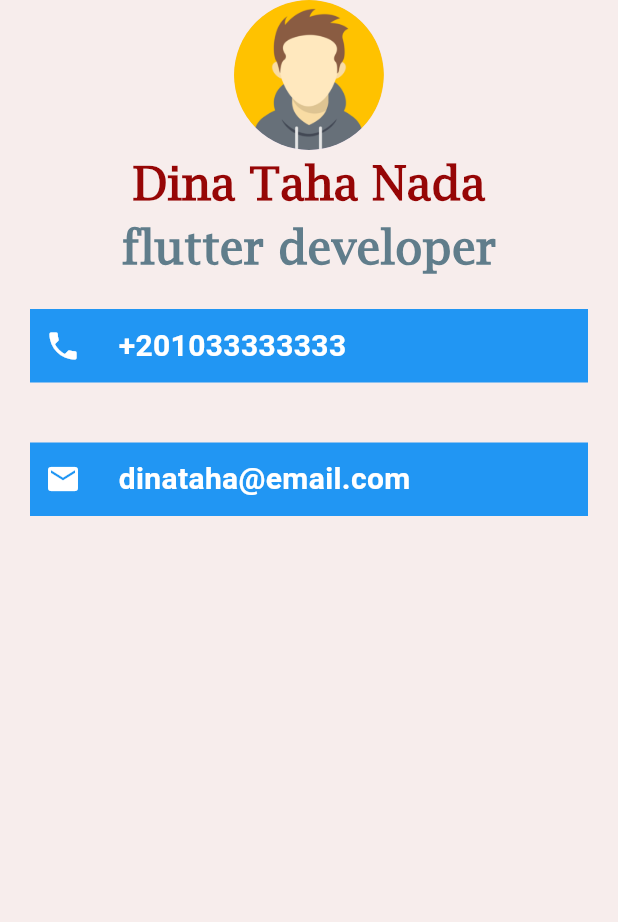
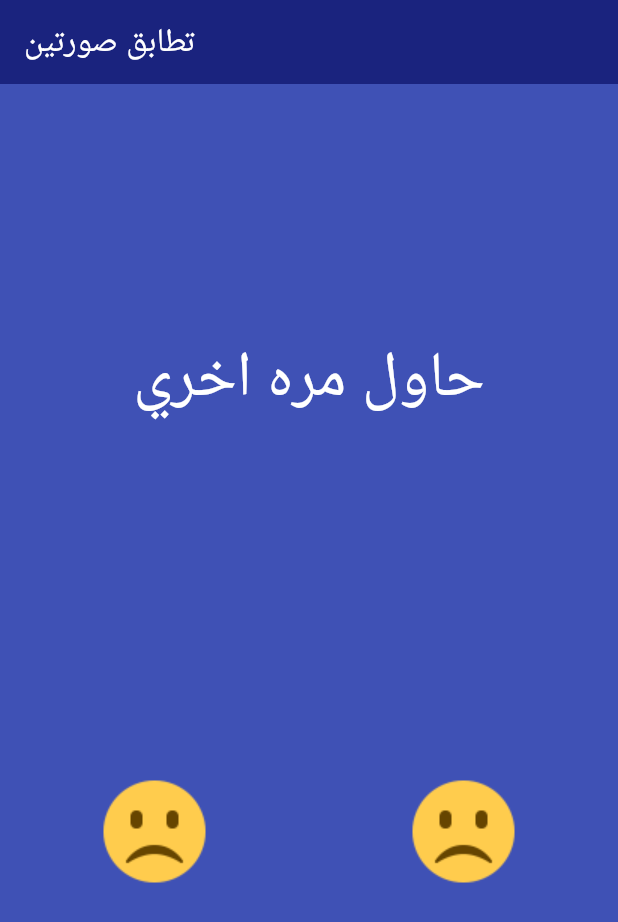
Before and after one commit to dinataha12/flutter_app, a Flutter app: the screen it shows after launch, on a phone screen of 412 x 824 dp. Shown: the top 922 px of the screen. Run offline on Flutter 3.47's test engine with Material 3 defaults, Android fonts, the phone set to English and light mode, and no system bars.

Commit message:
flutter_app

```diff
--- a/lib/main.dart
+++ b/lib/main.dart
@@ -1,99 +1,65 @@
 import 'package:flutter/material.dart';
 
+//هقوم بانشاء جيم تعمل علي مقارنة صورتين بحيث لو الصورتين متطابقتين يظهر جمله تمت المهمه بنجاح
+//لو لا يظهر حاول مره اخري
 void main() {
-  runApp(MyApp());
+  runApp(MaterialApp(
+    home: Scaffold(
+      backgroundColor: Colors.indigo,
+      appBar: AppBar(
+        title: Text(
+          'تطابق صورتين',
+          style: TextStyle(color: Colors.white),
+        ),
+        backgroundColor: Colors.indigo[900],
+      ),
+      body: Imagepage(),
+    ),
+  ));
 }
 
-class MyApp extends StatelessWidget {
+//هنا استخدمت stateless widget عشان تسهل عليه عمل hotreload للبيدج
+
+class Imagepage extends StatelessWidget {
+  const Imagepage({super.key});
+
   @override
   Widget build(BuildContext context) {
-    return MaterialApp(
-      //هنا عملت ودجيت اسمها scaffold الودجيت دي بداخلها ودجيت اسمها safearea عشان ابعد عن البار اللي موجود في الفون من فوق
-      home: Scaffold(
-        backgroundColor: const Color.fromARGB(255, 247, 237, 236),
-        body: SafeArea(
-          //هنا هخلي البيدج بتاعتي عباره عن عمود العمود ده مكون من صورة بروفايل تحته اسمي التايتل بتاعي
-          //
-            child: Column(
-              //وكنت عايزه اسال برضو هنا علي حتت ان احط محتوي العمود في ال center والا بنعمل ابعاد افضل انا هسرش برضو عن الموضوع بس عاوزه اعرف رايك واي الافضل
+    //المحتوي هيبقي عباره عن عمود بداخله نص وصف الصف بنحط في صورتين
+    return Column(
+      mainAxisAlignment: MainAxisAlignment.spaceEvenly,
       children: [
-            CircleAvatar(
-                radius: 50,
-                //هنا انا انشأت فولدر سميته images وبحط فيه الصور اللي هحتاجها ورحت علي ملف pubspec.yaml عرفته هناك عشان فلاتر يقدر يستوعب الموضوع ويوصل للصور
-                backgroundImage: AssetImage("images/PersonalImage.png")),
         Text(
-              "Dina Taha Nada",
+          'حاول مره اخري',
           style: TextStyle(
-                //هنا انا انشات فولدر للفونت وعرفته برضو في ملف اليامل زي الصور بس انا مش متأكدا انا كريته صح والا مسمعش محتاجه حضرتك تشوفه كدا معلش
-                fontFamily: 'LucidaBrightRegular',
-                fontSize: 30,
-                color: const Color.fromARGB(255, 150, 6, 6),
-                fontWeight: FontWeight.bold,
+            fontSize: 42,
+            color: Colors.white,
           ),
         ),
-            Text(
-              'flutter developer',
-              style: TextStyle(
-                fontFamily: 'LucidaBrightRegular',
-                color: Colors.blueGrey,
-                fontWeight: FontWeight.bold,
-                fontSize: 30,
-
-
-              ),
-
-            ),
-            //الكونتينر ده عباره عن ايقون تلفون + رقم الفون
-            Container(
-              color: Colors.blue,
-              margin: EdgeInsets.all(20),
-              padding: EdgeInsets.all(10),
-              child: Row(
+        Row(
           children: [
-                  Icon(Icons.phone, color: Colors.white,),
-                  SizedBox(
-                    width: 25,
-                  ),
-                  Text(
-                    '+201033333333',
-                    style: TextStyle(
-                      color: Colors.white,
-                      fontWeight: FontWeight.bold,
-                      fontSize: 20,
-                    ),
+            // ديه ودجيت بستخدمها بس مع الصفوف والاعمده عشان اخيلي حجم الصوره فليكسابول يعني مناسب لجميع الصفحات
+            //او باختصار ان الصوره تاخد عرض الصفحه
+            Expanded(
+                //flex: 2,معناها ان الصوره دي تاخد ضعف المساحه
+                child: Padding(
+              padding: const EdgeInsets.all(20.0),
+              child: Image.asset('images/frownie.png'),
+            )),
+            Expanded(
+                child: Padding(
+              padding: const EdgeInsets.all(20.0),
+              child: Image.asset('images/frownie.png'),
+            )
+                /*
+                طريقه تانيه لعرض الصور
+                child: Image(
+              image: AssetImage('images/frownie.png'),
+            ),*/
                 ),
           ],
-
-              ),
-            ),
-            //ويدجيت لايقون ايميل + اسم الايميل
-            Container(
-              color: Colors.blue,
-              margin: EdgeInsets.all(20),
-              padding: EdgeInsets.all(10),
-              child: Row(
-                children: [
-                  Icon(Icons.email, color: Colors.white,),
-                  SizedBox(
-                    width: 25,
-                  ),
-                  Text(
-                    'dinataha@email.com',
-                    style: TextStyle(
-                      color: Colors.white,
-                      fontWeight: FontWeight.bold,
-                      fontSize: 20,
-                    ),
-                    ),
+        )
       ],
-
-              ),
-            ),
-
-
-          ],
-        )),
-      ),
     );
   }
 }
--- a/pubspec.yaml
+++ b/pubspec.yaml
@@ -73,7 +73,7 @@ flutter:
   # list giving the asset and other descriptors for the font. For
   # example:
   fonts:
-    - family: LucidaBrightRegular
+    - family: yaml
       fonts:
         - asset: fonts/LucidaBrightRegular.ttf
 
```
Also changed, not shown: images/frownie.png (added), images/mrgreen.png (added), images/rolleyes.png (added), images/simple-smile.png (added), 3 other files. Lines whose indentation alone changed are shown as unchanged.
